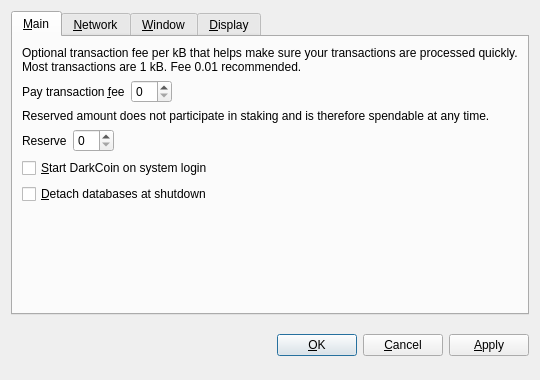
Old version of the form src/qt/forms/optionsdialog.ui in the repository ElDiabloBlanco/DemonicCoin.
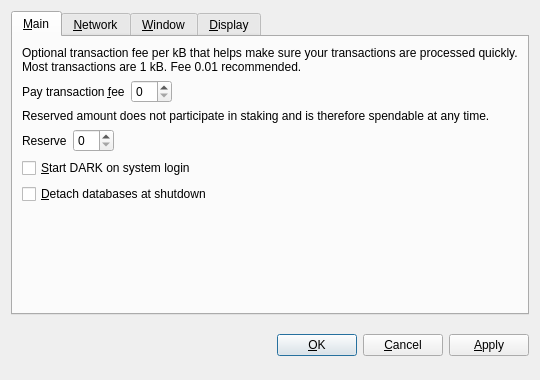
New version of the form. Custom widgets are drawn as their Qt base class.

Patch:
```diff
--- a/src/qt/forms/optionsdialog.ui
+++ b/src/qt/forms/optionsdialog.ui
@@ -128,7 +128,7 @@
           <string>Automatically start DarkCoin after logging in to the system.</string>
          </property>
          <property name="text">
-          <string>&amp;Start DarkCoin on system login</string>
+          <string>&amp;Start DARK on system login</string>
          </property>
         </widget>
        </item>
```
Left out of the diff: 10 changed lines with no effect on the pictures.
